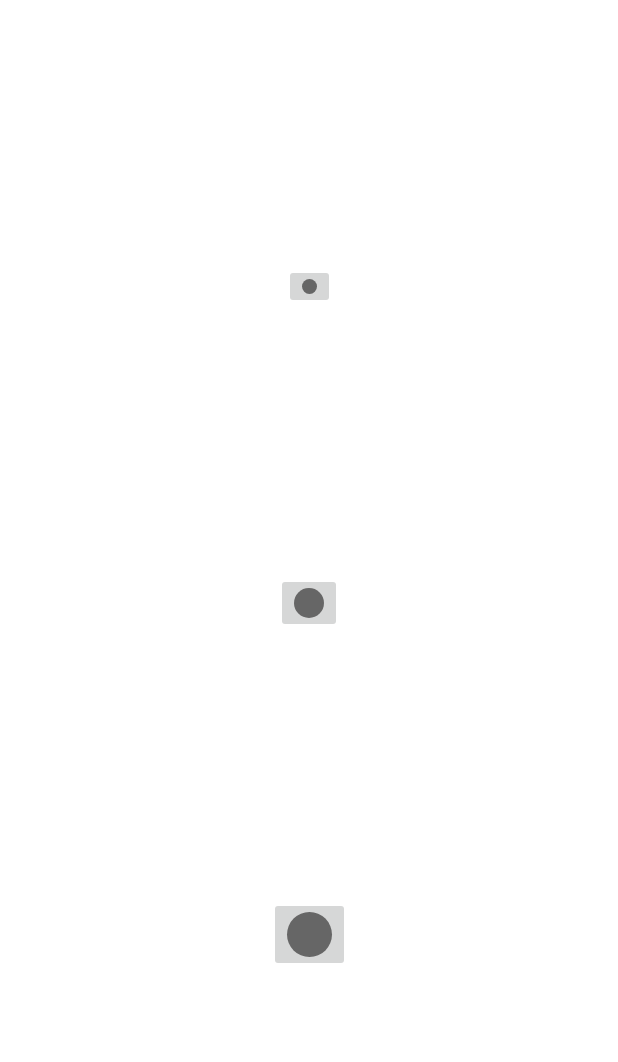
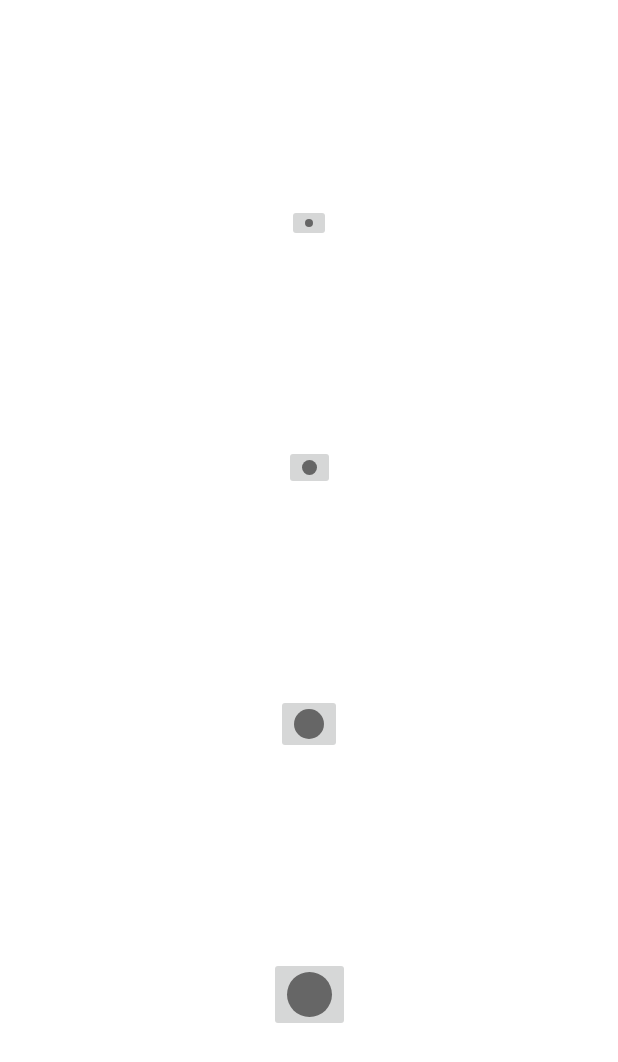
Before and after one commit to fj0lverkr/DrawingApp, an Android app: the layout dialog_brush_size.xml on its own in the app's theme, with its tools: preview values and no code run, on a phone screen of 412 x 824 dp. Shown: the top 1062 px of the screen. Run offline under Robolectric (Android 15) with nearby library versions, the phone set to English and light mode, and no system bars.

Commit message:
Added extra small brush size

```diff
--- a/app/src/main/java/com/nilsnahooy/drawingapp/MainActivity.kt
+++ b/app/src/main/java/com/nilsnahooy/drawingapp/MainActivity.kt
@@ -26,9 +26,15 @@ class MainActivity : AppCompatActivity() {
         brushSizeDialog.setContentView(R.layout.dialog_brush_size)
         brushSizeDialog.setTitle(R.string.brush_size_dialog_title)
 
+        val btnXSmall: ImageButton = brushSizeDialog.findViewById(R.id.ib_brush_size_extra_small)
         val btnSmall: ImageButton = brushSizeDialog.findViewById(R.id.ib_brush_size_small)
         val btnMedium: ImageButton = brushSizeDialog.findViewById(R.id.ib_brush_size_medium)
         val btnLarge: ImageButton = brushSizeDialog.findViewById(R.id.ib_brush_size_large)
+
+        btnXSmall.setOnClickListener {
+            canvasView?.setBrushSize(5f)
+            brushSizeDialog.dismiss()
+        }
 
         btnSmall.setOnClickListener {
            canvasView?.setBrushSize(10f)
--- /dev/null
+++ b/app/src/main/res/drawable/brush_extra_small.xml
@@ -0,0 +1,9 @@
+<?xml version="1.0" encoding="utf-8"?>
+<shape xmlns:android="http://schemas.android.com/apk/res/android"
+    android:dither="true"
+    android:shape="oval">
+    <size android:height="5dp"
+        android:width="5dp" />
+    <solid android:color="#FF666666" />
+
+</shape>
--- a/app/src/main/res/layout/dialog_brush_size.xml
+++ b/app/src/main/res/layout/dialog_brush_size.xml
@@ -6,11 +6,21 @@
     <ImageButton
         android:layout_width="wrap_content"
         android:layout_height="wrap_content"
+        android:id="@+id/ib_brush_size_extra_small"
+        android:src="@drawable/brush_extra_small"
+        app:layout_constraintStart_toStartOf="parent"
+        app:layout_constraintEnd_toEndOf="parent"
+        app:layout_constraintTop_toTopOf="parent"
+        app:layout_constraintBottom_toTopOf="@id/ib_brush_size_small"/>
+
+    <ImageButton
+        android:layout_width="wrap_content"
+        android:layout_height="wrap_content"
         android:id="@+id/ib_brush_size_small"
         android:src="@drawable/brush_small"
         app:layout_constraintStart_toStartOf="parent"
         app:layout_constraintEnd_toEndOf="parent"
-        app:layout_constraintTop_toTopOf="parent"
+        app:layout_constraintTop_toBottomOf="@id/ib_brush_size_extra_small"
         app:layout_constraintBottom_toTopOf="@id/ib_brush_size_medium"/>
 
     <ImageButton
```
